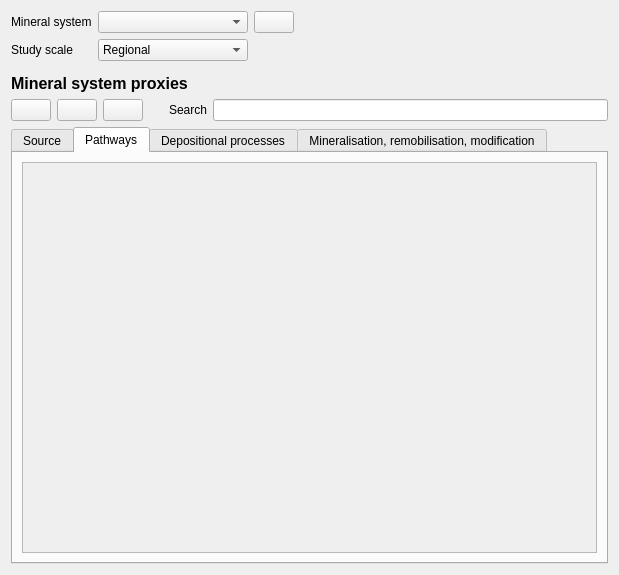
GispoCoding/eis_qgis_plugin, file eis_qgis_plugin/resources/ui/mineral_proxies/proxy_view3.ui: the form before one commit.
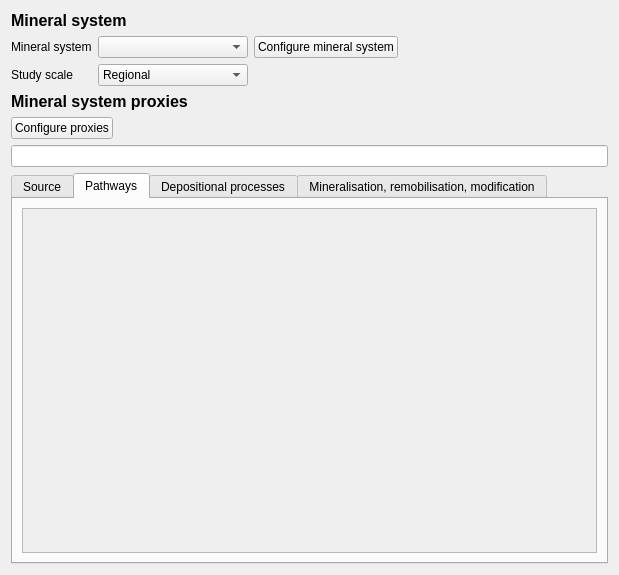
The form after the commit. The open tabs and pages were chosen to show the change. Custom widgets are drawn as their Qt base class.

Commit message: feat(wizard-proxies): redesign configuration area in proxy view

Patch:
```diff
--- a/eis_qgis_plugin/resources/ui/mineral_proxies/proxy_view3.ui
+++ b/eis_qgis_plugin/resources/ui/mineral_proxies/proxy_view3.ui
@@ -14,12 +14,33 @@
    <string>Form</string>
   </property>
   <layout class="QVBoxLayout" name="verticalLayout">
+   <item>
+    <widget class="QLabel" name="label_2">
+     <property name="font">
+      <font>
+       <pointsize>12</pointsize>
+       <weight>75</weight>
+       <italic>false</italic>
+       <bold>true</bold>
+      </font>
+     </property>
+     <property name="text">
+      <string>Mineral system</string>
+     </property>
+    </widget>
+   </item>
    <item>
     <layout class="QHBoxLayout" name="horizontalLayout">
      <item>
       <layout class="QGridLayout" name="gridLayout">
        <item row="0" column="1">
         <widget class="QComboBox" name="mineral_system_selection">
+         <property name="sizePolicy">
+          <sizepolicy hsizetype="Maximum" vsizetype="Fixed">
+           <horstretch>0</horstretch>
+           <verstretch>0</verstretch>
+          </sizepolicy>
+         </property>
          <property name="minimumSize">
           <size>
            <width>150</width>
@@ -28,22 +49,40 @@
          </property>
         </widget>
        </item>
+       <item row="0" column="0">
+        <widget class="QLabel" name="scale_selection_label_2">
+         <property name="sizePolicy">
+          <sizepolicy hsizetype="Maximum" vsizetype="Preferred">
+           <horstretch>0</horstretch>
+           <verstretch>0</verstretch>
+          </sizepolicy>
+         </property>
+         <property name="text">
+          <string>Mineral system</string>
+         </property>
+        </widget>
+       </item>
        <item row="1" column="0">
         <widget class="QLabel" name="scale_selection_label">
+         <property name="sizePolicy">
+          <sizepolicy hsizetype="Maximum" vsizetype="Preferred">
+           <horstretch>0</horstretch>
+           <verstretch>0</verstretch>
+          </sizepolicy>
+         </property>
          <property name="text">
           <string>Study scale</string>
          </property>
         </widget>
        </item>
-       <item row="0" column="0">
-        <widget class="QLabel" name="mineral_system_selection_label">
-         <property name="text">
-          <string>Mineral system</string>
-         </property>
-        </widget>
-       </item>
        <item row="1" column="1">
         <widget class="QComboBox" name="scale_selection">
+         <property name="sizePolicy">
+          <sizepolicy hsizetype="Maximum" vsizetype="Fixed">
+           <horstretch>0</horstretch>
+           <verstretch>0</verstretch>
+          </sizepolicy>
+         </property>
          <property name="minimumSize">
           <size>
            <width>150</width>
@@ -71,9 +110,15 @@
         </widget>
        </item>
        <item row="0" column="2">
-        <widget class="QPushButton" name="mineral_system_conf_btn">
+        <widget class="QPushButton" name="configure_mineral_systems_btn">
+         <property name="sizePolicy">
+          <sizepolicy hsizetype="Maximum" vsizetype="Fixed">
+           <horstretch>0</horstretch>
+           <verstretch>0</verstretch>
+          </sizepolicy>
+         </property>
          <property name="text">
-          <string/>
+          <string>Configure mineral system</string>
          </property>
         </widget>
        </item>
@@ -94,22 +139,6 @@
      </item>
     </layout>
    </item>
-   <item>
-    <spacer name="verticalSpacer_5">
-     <property name="orientation">
-      <enum>Qt::Vertical</enum>
-     </property>
-     <property name="sizeType">
-      <enum>QSizePolicy::Fixed</enum>
-     </property>
-     <property name="sizeHint" stdset="0">
-      <size>
-       <width>20</width>
-       <height>7</height>
-      </size>
-     </property>
-    </spacer>
-   </item>
    <item>
     <widget class="QLabel" name="label">
      <property name="font">
@@ -126,59 +155,27 @@
     </widget>
    </item>
    <item>
-    <layout class="QHBoxLayout" name="horizontalLayout_3">
-     <item>
-      <widget class="QPushButton" name="add_proxy_btn">
-       <property name="text">
-        <string/>
-       </property>
-      </widget>
-     </item>
-     <item>
-      <widget class="QPushButton" name="edit_proxy_btn">
-       <property name="text">
-        <string/>
-       </property>
-      </widget>
-     </item>
-     <item>
-      <widget class="QPushButton" name="delete_proxy_btn">
-       <property name="text">
-        <string/>
-       </property>
-      </widget>
-     </item>
-     <item>
-      <layout class="QHBoxLayout" name="horizontalLayout_2">
-       <item>
-        <spacer name="horizontalSpacer_2">
-         <property name="orientation">
-          <enum>Qt::Horizontal</enum>
-         </property>
-         <property name="sizeType">
-          <enum>QSizePolicy::Preferred</enum>
-         </property>
-         <property name="sizeHint" stdset="0">
-          <size>
-           <width>20</width>
-           <height>20</height>
-          </size>
-         </property>
-        </spacer>
-       </item>
-       <item>
-        <widget class="QLabel" name="search_label">
-         <property name="text">
-          <string>Search</string>
-         </property>
-        </widget>
-       </item>
-       <item>
-        <widget class="QLineEdit" name="search_bar"/>
-       </item>
-      </layout>
-     </item>
-    </layout>
+    <widget class="QPushButton" name="configure_proxies_btn">
+     <property name="sizePolicy">
+      <sizepolicy hsizetype="Maximum" vsizetype="Fixed">
+       <horstretch>0</horstretch>
+       <verstretch>0</verstretch>
+      </sizepolicy>
+     </property>
+     <property name="text">
+      <string>Configure proxies</string>
+     </property>
+    </widget>
+   </item>
+   <item>
+    <widget class="QgsFilterLineEdit" name="search_bar">
+     <property name="showSearchIcon">
+      <bool>true</bool>
+     </property>
+     <property name="qgisRelation" stdset="0">
+      <string notr="true"/>
+     </property>
+    </widget>
    </item>
    <item>
     <layout class="QHBoxLayout" name="tabs_layout">
@@ -247,8 +244,8 @@
              <rect>
               <x>0</x>
               <y>0</y>
-              <width>575</width>
-              <height>365</height>
+              <width>180</width>
+              <height>70</height>
              </rect>
             </property>
             <layout class="QVBoxLayout" name="verticalLayout_6">
@@ -364,6 +361,13 @@
    </item>
   </layout>
  </widget>
+ <customwidgets>
+  <customwidget>
+   <class>QgsFilterLineEdit</class>
+   <extends>QLineEdit</extends>
+   <header>qgsfilterlineedit.h</header>
+  </customwidget>
+ </customwidgets>
  <resources/>
  <connections/>
 </ui>
```
Left out of the diff: 10 changed lines with no effect on the pictures. The commit also changes 2 other files.
